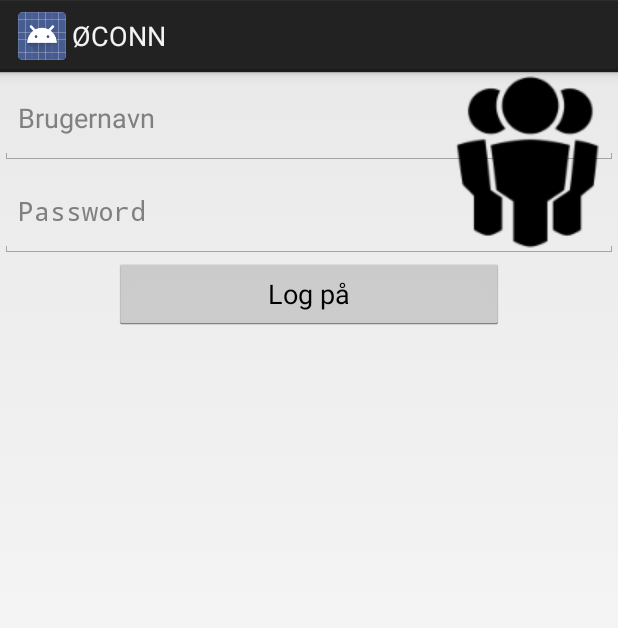
After one commit to 418Teapot/pdp, an Android app: the layout activity_login.xml on its own in the app's theme, with its tools: preview values and no code run, on a phone screen of 412 x 824 dp. The commit adds this screen. Shown: the top 628 px of the screen. Run offline under Robolectric (Android 15) with nearby library versions, the phone set to English and light mode, and no system bars.

Commit message:
Login function for the app and a webservice to validate the user

```diff
--- a/Android_ble_test/app/build.gradle
+++ b/Android_ble_test/app/build.gradle
@@ -19,5 +19,6 @@ android {
 }
 
 dependencies {
-    compile 'com.android.support:support-v4:19.1.0'
+    compile 'com.android.support:support-v4:22.1.1'
+    compile 'com.google.android.gms:play-services:7.3.0'
 }
--- /dev/null
+++ b/Android_ble_test/app/src/main/res/layout/activity_login.xml
@@ -0,0 +1,41 @@
+<?xml version="1.0" encoding="utf-8"?>
+<RelativeLayout xmlns:android="http://schemas.android.com/apk/res/android"
+    android:layout_width="fill_parent"
+    android:layout_height="fill_parent" >
+
+    <ImageView
+        android:layout_width="wrap_content"
+        android:layout_height="wrap_content"
+        android:src="@drawable/users"
+        android:id="@+id/usersView"
+        android:layout_alignParentTop="true"
+        android:layout_alignParentEnd="true" />
+
+    <EditText
+        android:layout_width="fill_parent"
+        android:layout_height="62dp"
+        android:hint="Brugernavn"
+        android:layout_below="@id/usersView"
+        android:id="@+id/brugernavn"
+        android:layout_alignParentTop="true"
+        android:layout_alignParentStart="true" />
+
+    <EditText
+        android:layout_width="fill_parent"
+        android:layout_height="62dp"
+        android:hint="Password"
+        android:password="true"
+        android:id="@+id/password"
+        android:layout_below="@+id/brugernavn"
+        android:layout_alignStart="@+id/brugernavn" />
+
+    <Button
+        android:layout_width="260dp"
+        android:layout_height="wrap_content"
+        android:text="Log på"
+        android:id="@+id/login_knap"
+        android:layout_below="@+id/password"
+        android:layout_centerHorizontal="true" />
+
+
+</RelativeLayout>
--- /dev/null
+++ b/Android_ble_test/app/src/main/res/menu/menu_login.xml
@@ -0,0 +1,5 @@
+<menu xmlns:android="http://schemas.android.com/apk/res/android"
+    xmlns:tools="http://schemas.android.com/tools" tools:context="dk.http418.oconn.LoginActivity">
+    <item android:id="@+id/action_settings" android:title="@string/action_settings"
+        android:orderInCategory="100" android:showAsAction="never" />
+</menu>
--- a/Android_ble_test/app/src/main/res/values/strings.xml
+++ b/Android_ble_test/app/src/main/res/values/strings.xml
@@ -13,4 +13,5 @@
 
     <string name="hello_world">Hello world!</string>
 
+
 </resources>
```
Also changed, not shown: Android_ble_test/app/src/main/AndroidManifest.xml (+35 -4 lines), Android_ble_test/app/src/main/java/dk/http418/oconn/GetLogin.java (added, +29 -0 lines), Android_ble_test/app/src/main/java/dk/http418/oconn/LoginActivity.java (added, +141 -0 lines), Android_ble_test/app/src/main/java/dk/http418/oconn/SelectVeggie.java (+31 -5 lines), Android_ble_test/app/src/main/java/dk/http418/oconn/Veggie.java (+24 -0 lines), Android_ble_test/app/src/main/java/dk/http418/oconn/VeggieAdapter.java (+20 -0 lines), Android_ble_test/app/src/main/java/dk/http418/oconn/VeggieWeight.java (+45 -3 lines), Android_ble_test/app/src/main/res/layout/veggie_list.xml (+33 -0 lines), Android_ble_test/app/src/main/res/values/strings_activity_login.xml (added, +15 -0 lines), Android_ble_test/app/src/main/res/drawable/checkmark.png (added), Android_ble_test/app/src/main/res/drawable/empy.png (added), Android_ble_test/app/src/main/res/drawable/peberfrugt.png (added), Android_ble_test/app/src/main/res/drawable/users.png (added), 798 other files.
